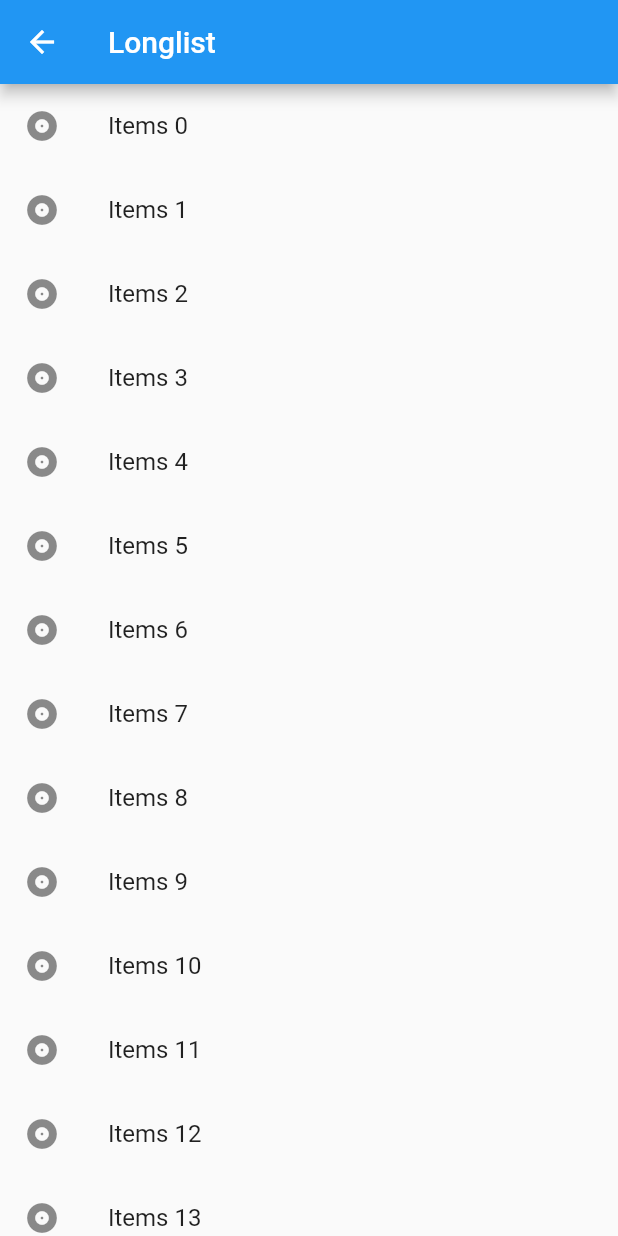
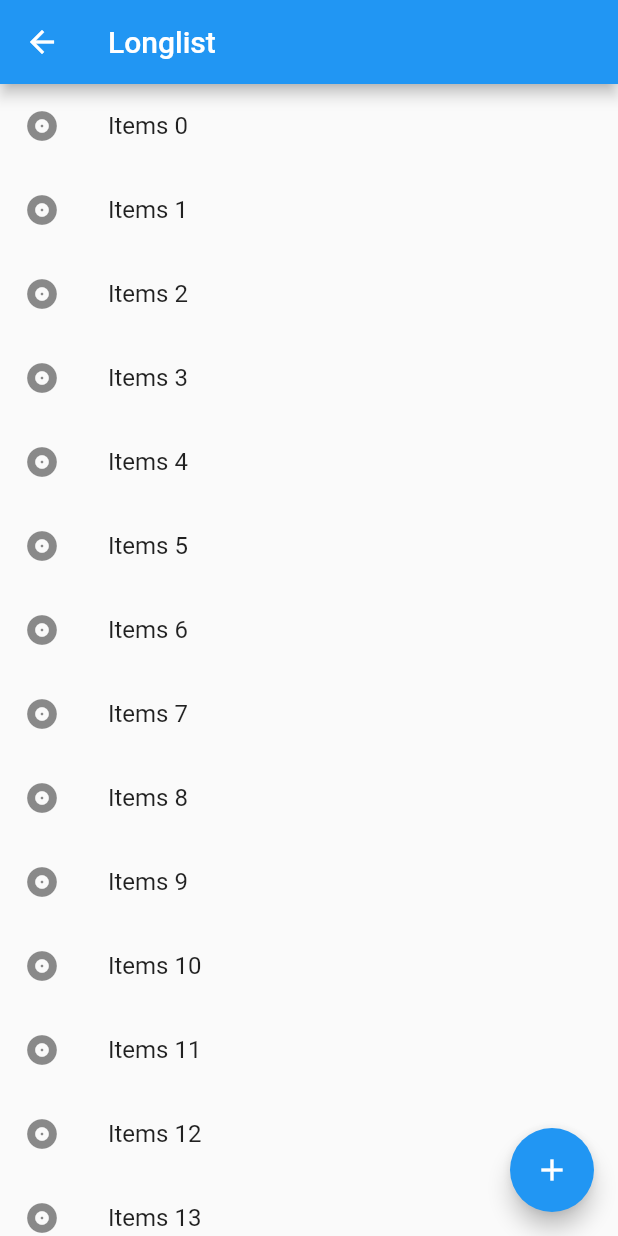
Before and after one commit to alfirajessica/UI_dart, a Flutter app: the Longlist screen opened directly, on a phone screen of 412 x 824 dp. Run offline on Flutter 3.47's test engine with Material 2 defaults, Android fonts, the phone set to English and light mode, and no system bars.

Commit message:
add floatingactionbutton

```diff
--- a/lib/app_screens/Longlist.dart
+++ b/lib/app_screens/Longlist.dart
@@ -10,7 +10,12 @@ class Longlist extends StatelessWidget {
         appBar: AppBar(
           title: Text('Longlist'),
         ),
-        body: GetLonglist());
+        body: GetLonglist(),
+        floatingActionButton: FloatingActionButton(
+          onPressed: () {},
+          child: Icon(Icons.add),
+          tooltip: "Add one more",
+        ));
   }
 
   List<String> getlistnum() {
```
